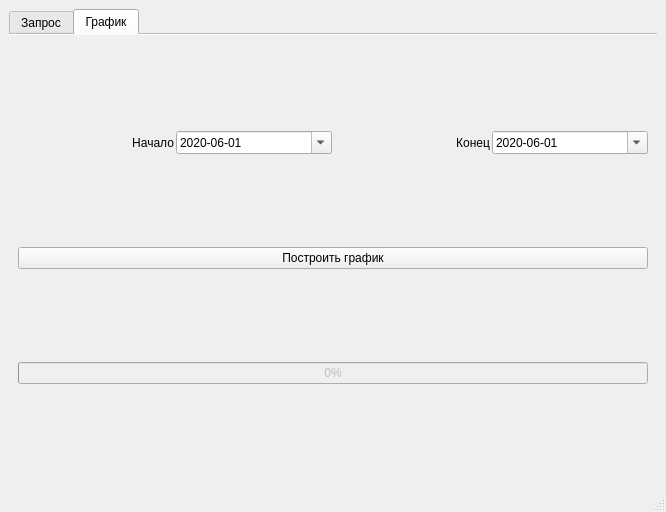
First picture: the form in mainwindow.ui, repository alexisnov/pr9-1, before the edit.
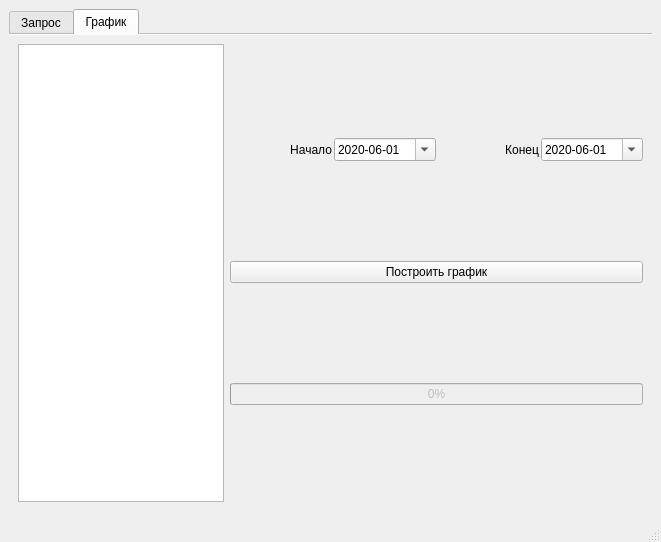
Second picture: the form after the edit. The open tabs and pages were chosen to show the change.

Commit message: Добавлено дерево регионов в интерфейс. Первичное наполнение дерева по списку стран.

What changed in the file:
```diff
--- a/mainwindow.ui
+++ b/mainwindow.ui
@@ -6,8 +6,8 @@
    <rect>
     <x>0</x>
     <y>0</y>
-    <width>666</width>
-    <height>512</height>
+    <width>661</width>
+    <height>542</height>
    </rect>
   </property>
   <property name="windowTitle">
@@ -17,7 +17,7 @@
    <string notr="true"/>
   </property>
   <widget class="QWidget" name="centralwidget">
-   <layout class="QVBoxLayout" name="verticalLayout">
+   <layout class="QHBoxLayout" name="horizontalLayout_6">
     <item>
      <widget class="QTabWidget" name="tabWidget">
       <property name="autoFillBackground">
@@ -198,7 +198,26 @@
        <attribute name="title">
         <string>График</string>
        </attribute>
-       <layout class="QVBoxLayout" name="verticalLayout_2" stretch="0,0,0,1">
+       <layout class="QVBoxLayout" name="verticalLayout_2" stretch="0">
+        <item>
+         <layout class="QHBoxLayout" name="horizontalLayout_7" stretch="1,2">
+          <item>
+           <widget class="QTreeWidget" name="treeWidget">
+            <property name="selectionMode">
+             <enum>QAbstractItemView::MultiSelection</enum>
+            </property>
+            <attribute name="headerVisible">
+             <bool>false</bool>
+            </attribute>
+            <column>
+             <property name="text">
+              <string notr="true">1</string>
+             </property>
+            </column>
+           </widget>
+          </item>
+          <item>
+           <layout class="QVBoxLayout" name="verticalLayout" stretch="0,0,0,1">
         <item>
          <layout class="QHBoxLayout" name="horizontalLayout_5">
           <property name="spacing">
@@ -295,6 +314,10 @@
          <layout class="QVBoxLayout" name="plotLayout"/>
         </item>
        </layout>
+          </item>
+         </layout>
+        </item>
+       </layout>
       </widget>
      </widget>
     </item>
```
Left out of the diff: 2 changed lines with no effect on the pictures. Lines whose indentation alone changed are shown as unchanged. The commit also changes 1 other file.
